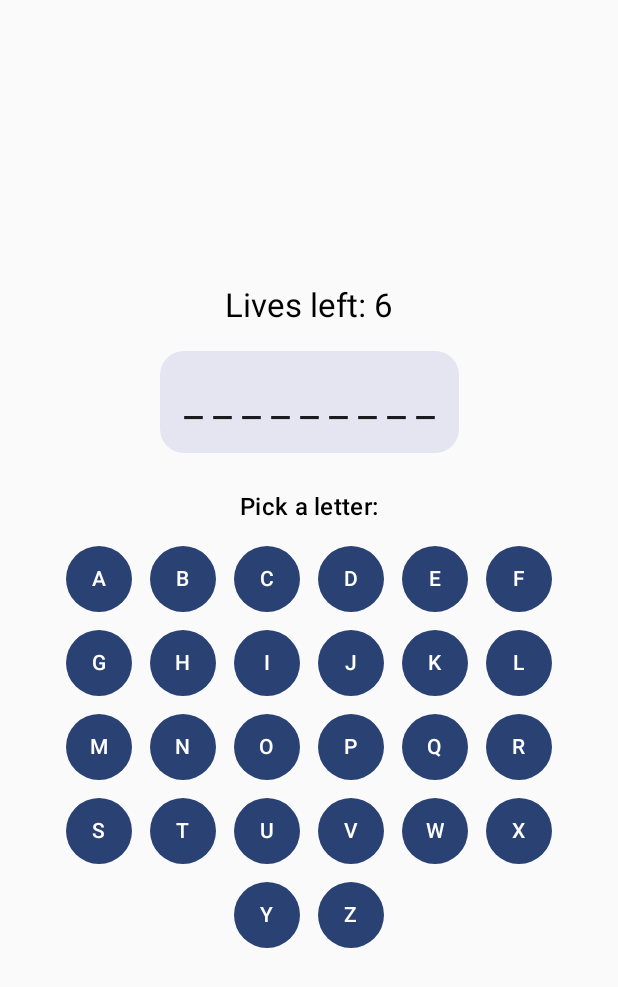
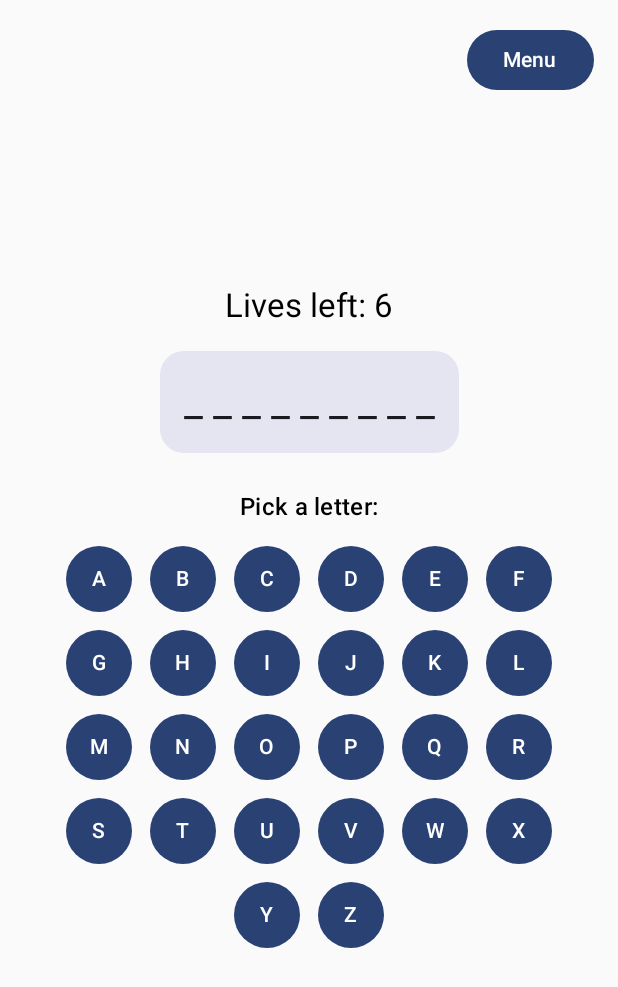
Before and after one commit to Toru2004/GuessingWord, an Android app built with Jetpack Compose: the GameScreen screen opened through its navigation route, on a phone screen of 412 x 824 dp. Shown: the top 987 px of the screen. Run offline under Robolectric (Android 15) with nearby library versions, the phone set to English and light mode, and no system bars.

Commit message:
adjust layout for screens, add menu button

```diff
--- a/app/src/main/java/com/example/guessingword/MainActivity.kt
+++ b/app/src/main/java/com/example/guessingword/MainActivity.kt
@@ -56,10 +56,18 @@ fun WordGuessApp() {
 
         // Màn hình chơi game
         composable("game") {
-            GameScreen(viewModel = viewModel) { result ->
-                navController.navigate("result/$result")
-            }
+            GameScreen(
+                viewModel = viewModel,
+                onGameOver = { result ->
+                    navController.navigate("result/$result")
+                },
+                onExit = {
+                    navController.popBackStack("start", inclusive = false)
+                    navController.navigate("start")
+                }
+            )
         }
+
 
         // Màn hình kết quả
         composable(
@@ -71,11 +79,22 @@ fun WordGuessApp() {
                 Pair(it.getOrElse(0) { "lose" }, it.getOrElse(1) { "unknown" })
             }
 
-            ResultScreen(result = outcome, finalWord = word) {
-                navController.popBackStack("start", inclusive = false)
-                navController.navigate("start")
-            }
+            ResultScreen(
+                result = outcome,
+                finalWord = word,
+                onNavigateToGame = {
+                    viewModel.resetGame()
+                    navController.navigate("game") {
+                        popUpTo("start") { inclusive = false }
+                    }
+                },
+                onNavigateToMenu = {
+                    navController.popBackStack("start", inclusive = false)
+                    navController.navigate("start")
+                }
+            )
         }
+
 
     }
 }
--- a/app/src/main/java/com/example/guessingword/view/GameScreen.kt
+++ b/app/src/main/java/com/example/guessingword/view/GameScreen.kt
@@ -16,7 +16,8 @@ import kotlinx.coroutines.launch
 @Composable
 fun GameScreen(
     viewModel: WordGuessViewModel,
-    onGameOver: (String) -> Unit
+    onGameOver: (String) -> Unit,
+    onExit: () -> Unit // ✅ Thêm callback này
 ) {
     val lives by viewModel.lives.collectAsState()
     val guessedLetters by viewModel.guessedLetters.collectAsState()
@@ -27,19 +28,20 @@ fun GameScreen(
     LaunchedEffect(gameResult) {
         gameResult?.let {
             val finalWord = viewModel.currentWordToGuess
-            onGameOver("$it|$finalWord") // Truyền cả kết quả và từ cần đoán
+            onGameOver("$it|$finalWord")
         }
     }
 
+    Box(modifier = Modifier.fillMaxSize()) {
+        // Toàn bộ nội dung chính
         Column(
             modifier = Modifier
                 .fillMaxSize()
                 .padding(24.dp),
-        verticalArrangement = Arrangement.Center, // Đưa toàn bộ vào giữa
+            verticalArrangement = Arrangement.Center,
             horizontalAlignment = Alignment.CenterHorizontally
         ) {
             Text("Lives left: $lives", style = MaterialTheme.typography.titleLarge)
-
             Spacer(Modifier.height(16.dp))
 
             Surface(tonalElevation = 6.dp, shape = MaterialTheme.shapes.large) {
@@ -53,7 +55,6 @@ fun GameScreen(
             Spacer(Modifier.height(24.dp))
 
             Text("Pick a letter:", style = MaterialTheme.typography.titleMedium)
-
             Spacer(Modifier.height(12.dp))
 
             AlphabetGrid(
@@ -64,12 +65,25 @@ fun GameScreen(
                     MediaPlayer.create(context, soundId).start()
                 }
             )
+        }
 
-//        if (showConfetti.value) {
-//            ConfettiAnimation()
-//        }
+        // ✅ Nút Exit ở góc trên bên phải
+        Button(
+            onClick = onExit,
+            modifier = Modifier
+                .align(Alignment.TopEnd)
+                .padding(16.dp),
+            colors = ButtonDefaults.buttonColors(
+                containerColor = MaterialTheme.colorScheme.primary, // 🎨 Màu nền
+                contentColor = MaterialTheme.colorScheme.onPrimary  // 🎨 Màu chữ
+            )
+        ) {
+            Text("Menu", style = MaterialTheme.typography.labelLarge)
+        }
+
     }
 }
+
 
 @Composable
 fun AlphabetGrid(
```
Also changed, not shown: app/src/main/java/com/example/guessingword/view/ResultScreen.kt (+27 -10 lines). Lines whose indentation alone changed are shown as unchanged.
